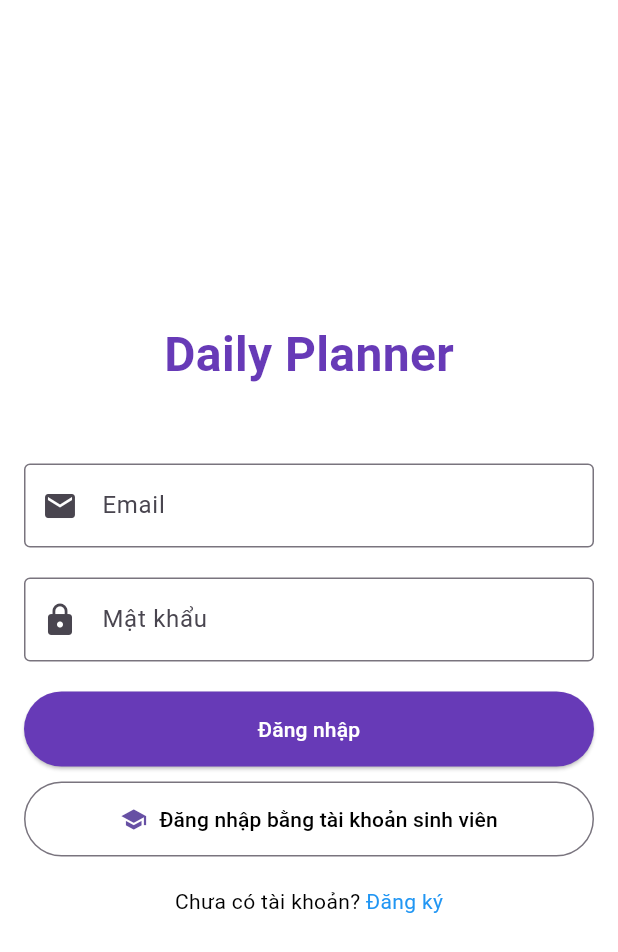
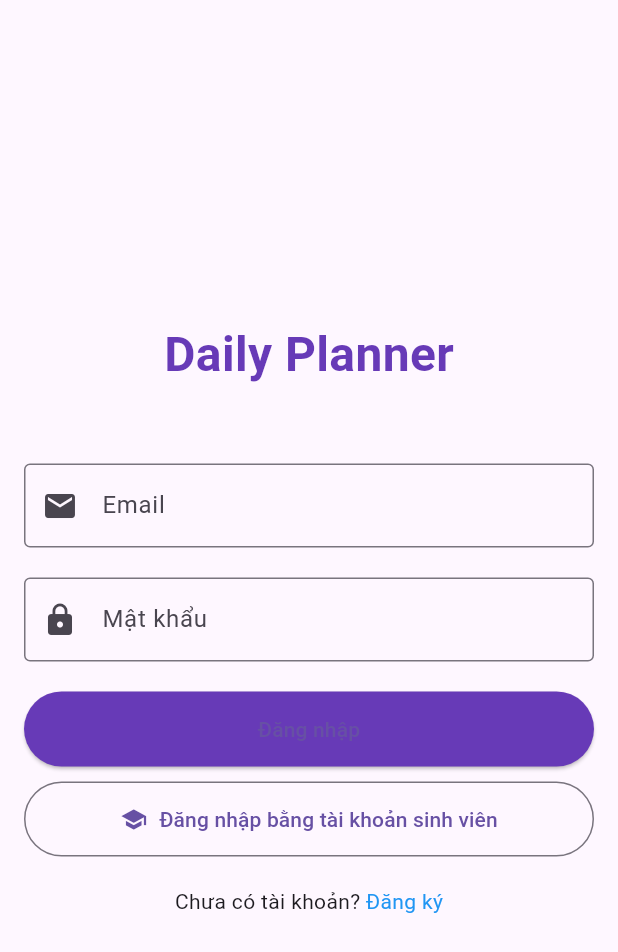
Before and after one commit to hoangphuc2702/App_Note, a Flutter app: the screen it shows after launch, after a tap on "Đăng nhập", on a phone screen of 412 x 824 dp. Shown: the top 952 px of the screen. Run offline on Flutter 3.47's test engine with Material 3 defaults, Android fonts, the phone set to English and light mode, and no system bars; our stand-ins replace google_fonts, shared_preferences.

Commit message:
update color and logo

```diff
--- a/lib/screens/signin_screens.dart
+++ b/lib/screens/signin_screens.dart
@@ -59,7 +59,7 @@ class _LoginScreenState extends State<LoginScreen> {
   @override
   Widget build(BuildContext context) {
     return Scaffold(
-      backgroundColor: Colors.white,
+      // backgroundColor: Colors.white,
       body: Padding(
         padding: const EdgeInsets.all(16.0),
         child: Column(
@@ -114,7 +114,7 @@ class _LoginScreenState extends State<LoginScreen> {
                 onPressed: _login,
                 child: Text(
                   'Đăng nhập',
-                  style: TextStyle(color: Colors.white),
+                  // style: TextStyle(color: Colors.white),
                 ),
                 style: ElevatedButton.styleFrom(
                   padding: EdgeInsets.symmetric(vertical: 15),
@@ -130,11 +130,11 @@ class _LoginScreenState extends State<LoginScreen> {
                 icon: Icon(Icons.school),
                 label: Text(
                   'Đăng nhập bằng tài khoản sinh viên',
-                  style: TextStyle(color: Colors.black),
+                  // style: TextStyle(color: Colors.black),
                 ),
                 style: OutlinedButton.styleFrom(
                   padding: EdgeInsets.symmetric(vertical: 15),
-                  backgroundColor: Colors.white,
+                  // backgroundColor: Colors.white,
                 ),
               ),
             ),
@@ -143,7 +143,7 @@ class _LoginScreenState extends State<LoginScreen> {
               children: [
                 Text.rich(TextSpan(
                   text: 'Chưa có tài khoản? ',
-                  style: TextStyle(color: Colors.black),
+                  // style: TextStyle(color: Colors.black),
                   children: [
                     TextSpan(
                       text: 'Đăng ký',
--- a/lib/screens/welcome_screens.dart
+++ b/lib/screens/welcome_screens.dart
@@ -15,7 +15,7 @@ class _WelcomeScreensState extends State<WelcomeScreens> {
   @override
   Widget build(BuildContext context) {
     return Scaffold(
-      backgroundColor: Colors.white, // Màu nền trắng nhẹ nhàng
+      // backgroundColor: Colors.white, // Màu nền trắng nhẹ nhàng
       body: SafeArea(
         child: Column(
           mainAxisAlignment: MainAxisAlignment.center,
@@ -35,7 +35,7 @@ class _WelcomeScreensState extends State<WelcomeScreens> {
               'Quản lý thời gian và nhiệm vụ một cách hiệu quả',
               style: GoogleFonts.nunito(
                 fontSize: 24,
-                color: Colors.grey.shade700,
+                // color: Colors.grey.shade700,
               ),
               textAlign: TextAlign.center,
             ),
@@ -57,7 +57,7 @@ class _WelcomeScreensState extends State<WelcomeScreens> {
                 style: GoogleFonts.nunito(
                   fontSize: 18,
                   fontWeight: FontWeight.bold,
-                  color: Colors.white,
+                  // color: Colors.white,
                 ),
               ),
             ),
```
Also changed, not shown: lib/screens/add_task_list.dart (+6 -3 lines), lib/screens/edit_task_list.dart (+6 -3 lines), assets/images/logo.gif.
